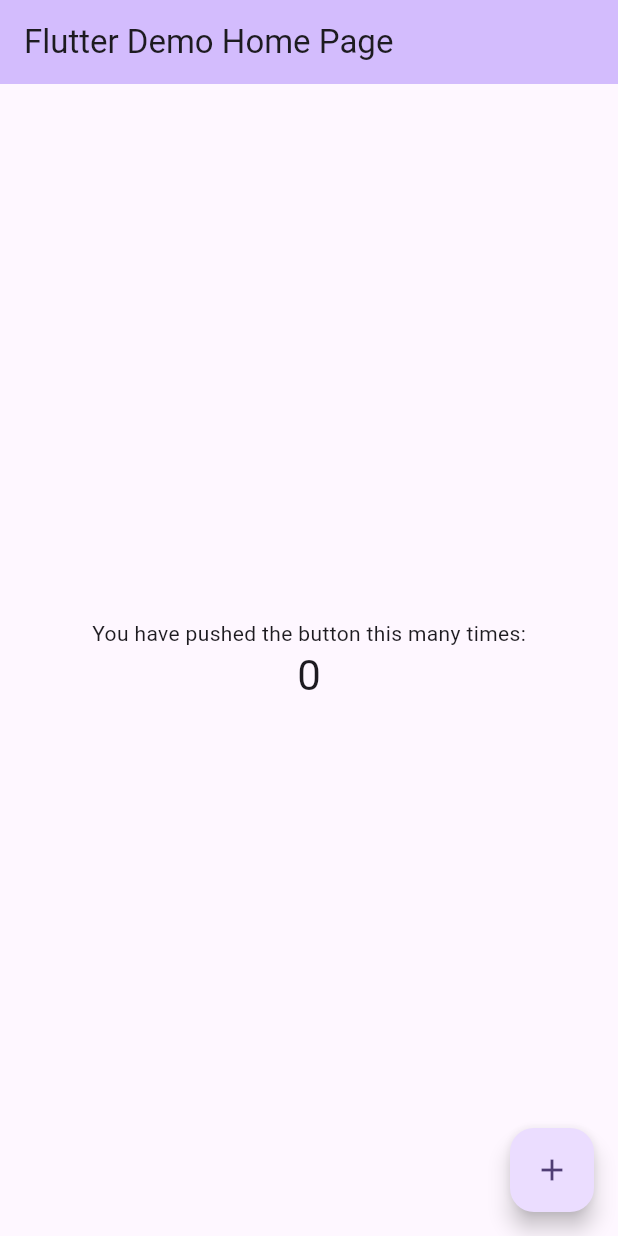
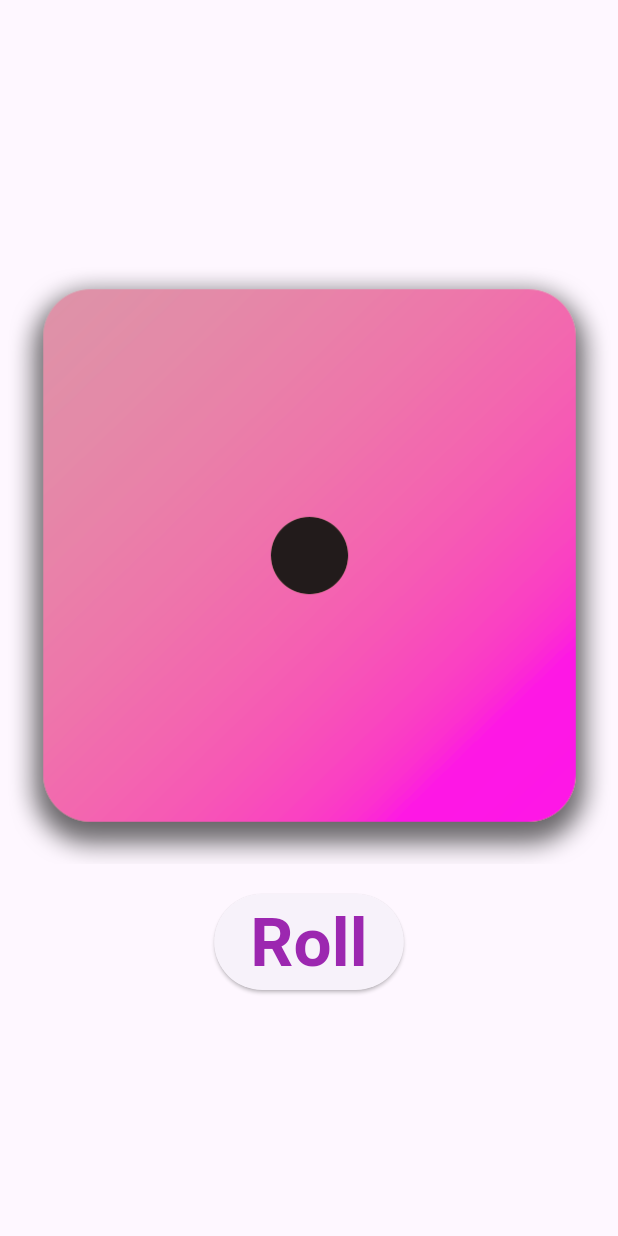
Before and after one commit to LauraKabath/VAI_roll_the_dice, a Flutter app: the screen it shows after launch, on a phone screen of 412 x 824 dp. Run offline on Flutter 3.47's test engine with Material 3 defaults, Android fonts, the light colour scheme and no system bars.

Commit message:
Add functionality
class Dice extends StatefulWidget
class _DiceState extends State<Dice>

```diff
--- a/lib/main.dart
+++ b/lib/main.dart
@@ -1,121 +1,49 @@
+import 'dart:math';
+
 import 'package:flutter/material.dart';
 
+final randomizer = Random();
+
 void main() {
-  runApp(const MyApp());
+  runApp(MaterialApp(home: Scaffold(body: Dice())));
 }
 
-class MyApp extends StatelessWidget {
-  const MyApp({super.key});
+class Dice extends StatefulWidget {
+  const Dice({super.key});
 
-  // This widget is the root of your application.
   @override
-  Widget build(BuildContext context) {
-    return MaterialApp(
-      title: 'Flutter Demo',
-      theme: ThemeData(
-        // This is the theme of your application.
-        //
-        // TRY THIS: Try running your application with "flutter run". You'll see
-        // the application has a purple toolbar. Then, without quitting the app,
-        // try changing the seedColor in the colorScheme below to Colors.green
-        // and then invoke "hot reload" (save your changes or press the "hot
-        // reload" button in a Flutter-supported IDE, or press "r" if you used
-        // the command line to start the app).
-        //
-        // Notice that the counter didn't reset back to zero; the application
-        // state is not lost during the reload. To reset the state, use hot
-        // restart instead.
-        //
-        // This works for code too, not just values: Most code changes can be
-        // tested with just a hot reload.
-        colorScheme: .fromSeed(seedColor: Colors.deepPurple),
-      ),
-      home: const MyHomePage(title: 'Flutter Demo Home Page'),
-    );
-  }
+  State<Dice> createState() => _DiceState();
 }
 
-class MyHomePage extends StatefulWidget {
-  const MyHomePage({super.key, required this.title});
+class _DiceState extends State<Dice> {
+  int side = 1;
 
-  // This widget is the home page of your application. It is stateful, meaning
-  // that it has a State object (defined below) that contains fields that affect
-  // how it looks.
-
-  // This class is the configuration for the state. It holds the values (in this
-  // case the title) provided by the parent (in this case the App widget) and
-  // used by the build method of the State. Fields in a Widget subclass are
-  // always marked "final".
-
-  final String title;
-
-  @override
-  State<MyHomePage> createState() => _MyHomePageState();
-}
-
-class _MyHomePageState extends State<MyHomePage> {
-  int _counter = 0;
-
-  void _incrementCounter() {
+  void roll() {
     setState(() {
-      // This call to setState tells the Flutter framework that something has
-      // changed in this State, which causes it to rerun the build method below
-      // so that the display can reflect the updated values. If we changed
-      // _counter without calling setState(), then the build method would not be
-      // called again, and so nothing would appear to happen.
-      _counter++;
+      side = randomizer.nextInt(6) + 1;
     });
   }
 
   @override
   Widget build(BuildContext context) {
-    // This method is rerun every time setState is called, for instance as done
-    // by the _incrementCounter method above.
-    //
-    // The Flutter framework has been optimized to make rerunning build methods
-    // fast, so that you can just rebuild anything that needs updating rather
-    // than having to individually change instances of widgets.
-    return Scaffold(
-      appBar: AppBar(
-        // TRY THIS: Try changing the color here to a specific color (to
-        // Colors.amber, perhaps?) and trigger a hot reload to see the AppBar
-        // change color while the other colors stay the same.
-        backgroundColor: Theme.of(context).colorScheme.inversePrimary,
-        // Here we take the value from the MyHomePage object that was created by
-        // the App.build method, and use it to set our appbar title.
-        title: Text(widget.title),
-      ),
-      body: Center(
-        // Center is a layout widget. It takes a single child and positions it
-        // in the middle of the parent.
-        child: Column(
-          // Column is also a layout widget. It takes a list of children and
-          // arranges them vertically. By default, it sizes itself to fit its
-          // children horizontally, and tries to be as tall as its parent.
-          //
-          // Column has various properties to control how it sizes itself and
-          // how it positions its children. Here we use mainAxisAlignment to
-          // center the children vertically; the main axis here is the vertical
-          // axis because Columns are vertical (the cross axis would be
-          // horizontal).
-          //
-          // TRY THIS: Invoke "debug painting" (choose the "Toggle Debug Paint"
-          // action in the IDE, or press "p" in the console), to see the
-          // wireframe for each widget.
-          mainAxisAlignment: .center,
-          children: [
-            const Text('You have pushed the button this many times:'),
-            Text(
-              '$_counter',
-              style: Theme.of(context).textTheme.headlineMedium,
+    return Center(
+      child: Column(
+        mainAxisAlignment: MainAxisAlignment.center,
+        children: [
+          Image.asset('assets/images/dice-$side.png'),
+          SizedBox(height: 20),
+          ElevatedButton(
+            onPressed: roll,
+            child: Text(
+              "Roll",
+              style: TextStyle(
+                color: Colors.purple,
+                fontSize: 45,
+                fontWeight: FontWeight.bold,
+              ),
             ),
-          ],
-        ),
-      ),
-      floatingActionButton: FloatingActionButton(
-        onPressed: _incrementCounter,
-        tooltip: 'Increment',
-        child: const Icon(Icons.add),
+          ),
+        ],
       ),
     );
   }
```
Also changed, not shown: 1 other file.
